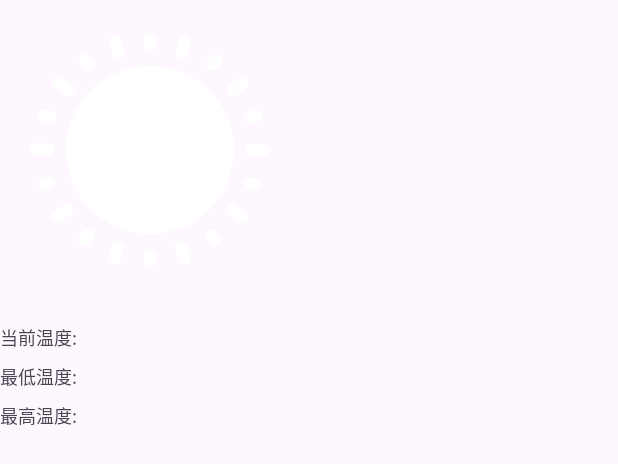
After one commit to burgerman/MyAndroidApplication, an Android app: the layout activity_weather_forecast.xml on its own in the app's theme, with its tools: preview values and no code run, on a phone screen of 412 x 824 dp. The commit adds this screen. Shown: the top 464 px of the screen. Run offline under Robolectric (Android 15) with nearby library versions, the phone set to English and light mode, and no system bars.

Commit message:
Assign 3 part 2

```diff
--- /dev/null
+++ b/app/src/main/res/layout/activity_weather_forecast.xml
@@ -0,0 +1,49 @@
+<?xml version="1.0" encoding="utf-8"?>
+<LinearLayout xmlns:android="http://schemas.android.com/apk/res/android"
+    xmlns:tools="http://schemas.android.com/tools"
+    android:id="@+id/weather"
+    android:layout_width="match_parent"
+    android:layout_height="wrap_content"
+    android:orientation="vertical"
+    tools:context=".WeatherForecast">
+
+    <ImageView
+        android:id="@+id/current_weather_image"
+        android:layout_width="200dp"
+        android:layout_height="200dp"
+        android:contentDescription="Current Weather Image"
+        android:src="@drawable/clear_day" />
+
+    <TextView
+        android:id="@+id/current_temperature"
+        android:layout_width="wrap_content"
+        android:layout_height="wrap_content"
+        android:text="@string/current_temp"
+        android:textSize="12sp"
+        android:layout_marginTop="16dp"/>
+
+    <TextView
+        android:id="@+id/min_temperature"
+        android:layout_width="wrap_content"
+        android:layout_height="wrap_content"
+        android:text="@string/min_temp"
+        android:textSize="12sp"
+        android:layout_marginTop="8dp"/>
+
+    <TextView
+        android:id="@+id/max_temperature"
+        android:layout_width="wrap_content"
+        android:layout_height="wrap_content"
+        android:text="@string/max_temp"
+        android:textSize="12sp"
+        android:layout_marginTop="8dp"/>
+
+    <ProgressBar
+        android:id="@+id/progress_bar"
+        android:layout_width="match_parent"
+        android:layout_height="wrap_content"
+        android:layout_marginTop="16dp"
+        android:visibility="invisible"
+        style="?android:attr/progressBarStyleHorizontal" />
+
+</LinearLayout>
--- a/app/src/main/res/values/strings.xml
+++ b/app/src/main/res/values/strings.xml
@@ -26,4 +26,8 @@
     <string name="positive_button">是</string>
     <string name="negative_button">否</string>
     <string name="new_message">新消息</string>
+    <string name="weatherForecast">天气预报</string>
+    <string name="current_temp">当前温度: </string>
+    <string name="min_temp">最低温度: </string>
+    <string name="max_temp">最高温度: </string>
 </resources>
--- /dev/null
+++ b/app/src/main/res/xml/network_security_config.xml
@@ -0,0 +1,6 @@
+<network-security-config>
+    <domain-config cleartextTrafficPermitted="true">
+        <domain includeSubdomains="true">api.openweathermap.org</domain>
+        <domain includeSubdomains="true">openweathermap.org</domain>
+    </domain-config>
+</network-security-config>
```
Also changed, not shown: app/src/main/AndroidManifest.xml (+14 -6 lines), app/src/main/java/com/example/myapplication/MainActivity.java (+7 -1 lines), app/src/main/java/com/example/myapplication/WeatherForecast.java (added, +226 -0 lines), app/src/main/res/layout/activity_main.xml (+12 -0 lines), app/src/main/res/drawable/clear_day.png (added), 3 other files.
